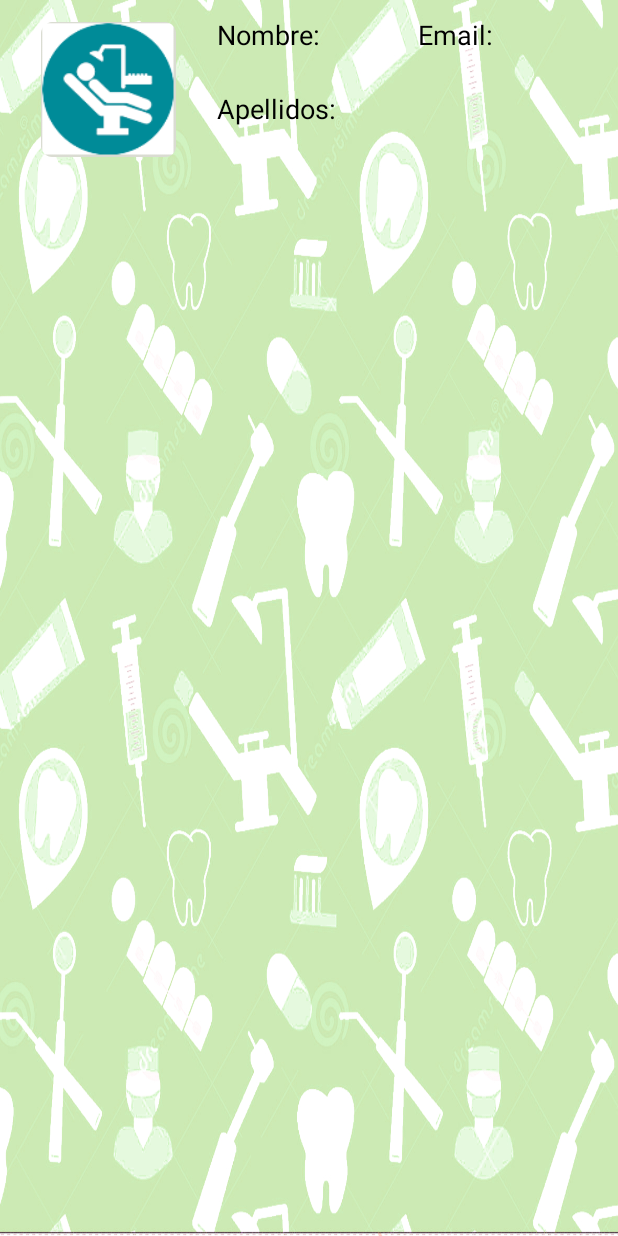
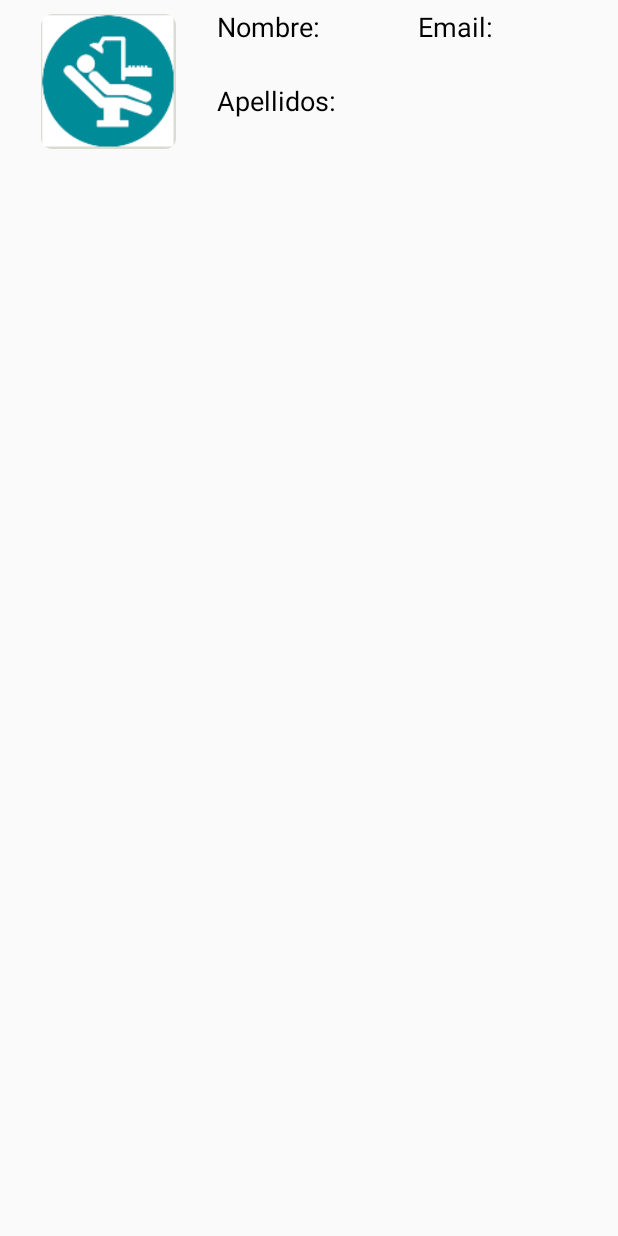
Before and after one commit to Joss-ZZ/ProyectoAngelDent, an Android app: the layout item_lv_dentistas_disponibles.xml on its own in the app's theme, with its tools: preview values and no code run, on a phone screen of 412 x 824 dp. Run offline under Robolectric (Android 15) with nearby library versions, the phone set to English and light mode, and no system bars.

Commit message:
Corrigiendo código - ANTES DE HACER PULL PRUEBEN!!!

```diff
--- a/app/src/main/res/layout/activity_mostrar_desntistas_disponibles.xml
+++ b/app/src/main/res/layout/activity_mostrar_desntistas_disponibles.xml
@@ -10,6 +10,7 @@
     <LinearLayout
         android:layout_width="match_parent"
         android:layout_height="wrap_content"
+        android:layout_margin="20dp"
         android:orientation="vertical"
         tools:ignore="MissingConstraints">
         <TextView
--- a/app/src/main/res/layout/item_lv_dentistas_disponibles.xml
+++ b/app/src/main/res/layout/item_lv_dentistas_disponibles.xml
@@ -1,14 +1,17 @@
 <?xml version="1.0" encoding="utf-8"?>
-<LinearLayout xmlns:android="http://schemas.android.com/apk/res/android"
-    android:orientation="vertical" android:layout_width="match_parent"
+<androidx.constraintlayout.widget.ConstraintLayout xmlns:android="http://schemas.android.com/apk/res/android"
+    xmlns:app="http://schemas.android.com/apk/res-auto"
+    xmlns:tools="http://schemas.android.com/tools"
+    android:layout_width="match_parent"
     android:layout_height="match_parent"
-    android:background="@drawable/f_i1">
+    tools:context=".MostrarDesntistasDisponibles">
 
     <LinearLayout
         android:layout_width="match_parent"
         android:layout_height="wrap_content"
         android:layout_margin="5dp"
-        android:orientation="horizontal">
+        android:orientation="horizontal"
+        tools:ignore="MissingConstraints">
         <LinearLayout
             android:layout_width="match_parent"
             android:layout_height="wrap_content"
@@ -70,4 +73,4 @@
                 android:textSize="18sp"/>
         </LinearLayout>
     </LinearLayout>
-</LinearLayout>
+</androidx.constraintlayout.widget.ConstraintLayout>
```
